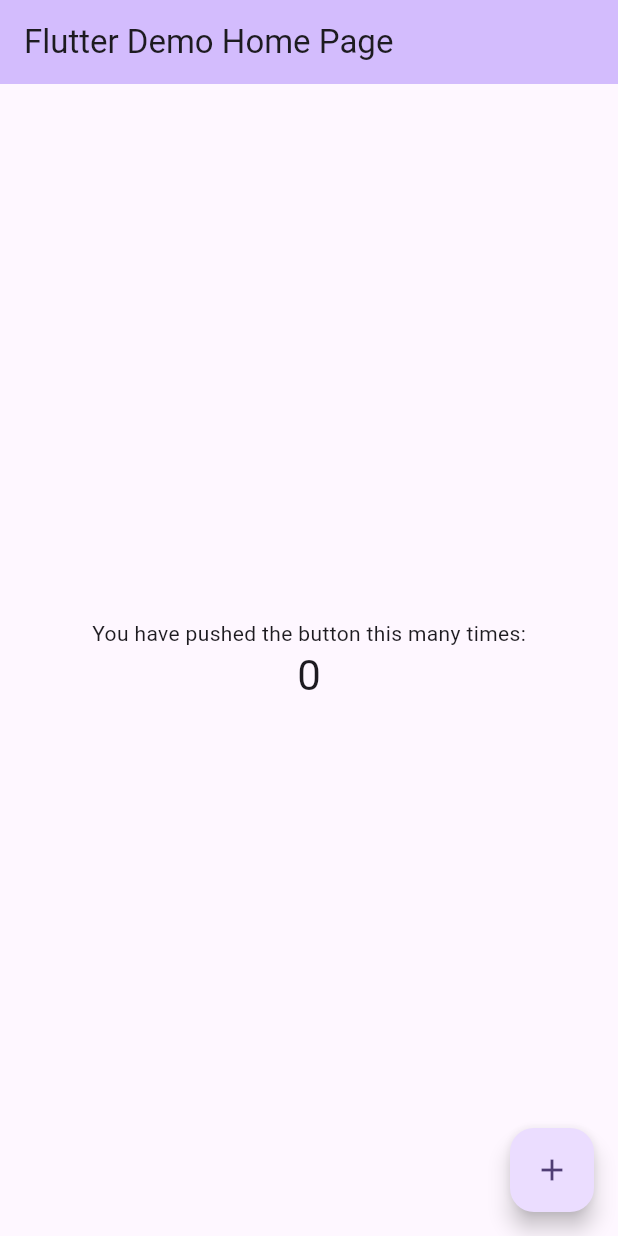
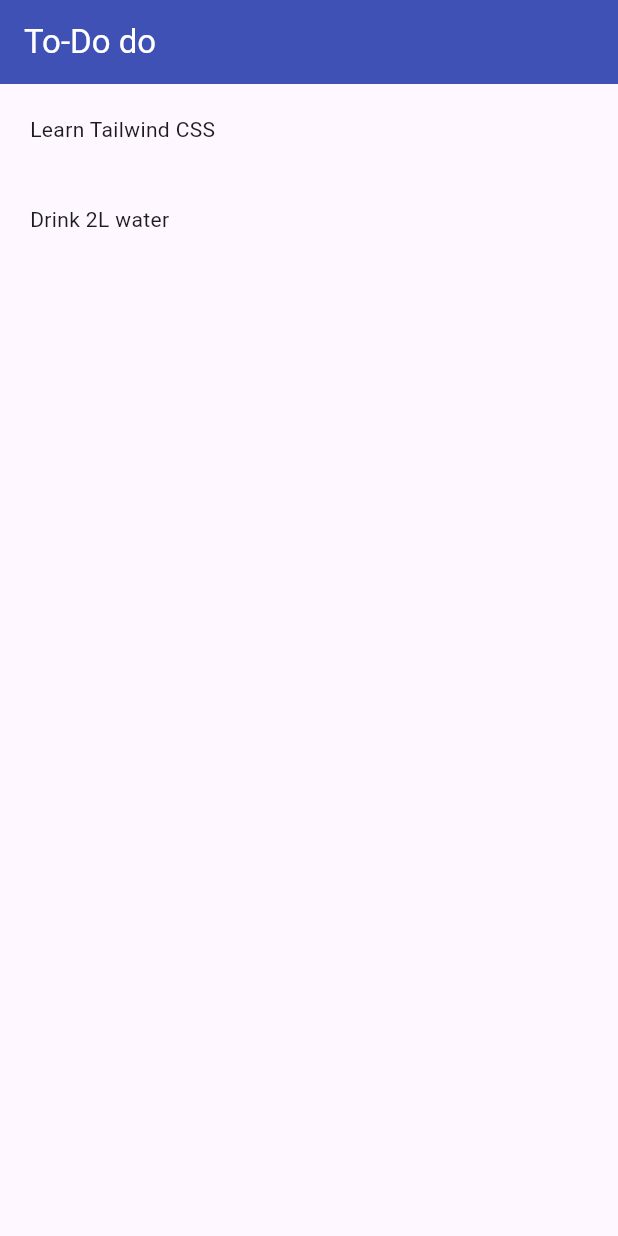
Before and after one commit to sezenteen/To-Do-App-mobile-version-, a Flutter app: the screen it shows after launch, on a phone screen of 412 x 824 dp. Run offline on Flutter 3.47's test engine with Material 3 defaults, Android fonts, the phone set to English and light mode, and no system bars.

Commit message:
added mechanic

```diff
--- /dev/null
+++ b/lib/home_page.dart
@@ -0,0 +1,31 @@
+import 'package:flutter/material.dart';
+
+class HomePage extends StatelessWidget {
+  HomePage({super.key});
+
+  List toDoList = [
+    ["Learn Tailwind CSS", false],
+    ["Drink 2L water", false],
+  ];
+
+  @override
+  Widget build(BuildContext context) {
+    return Scaffold(
+      appBar: AppBar(
+        title: Text("To-Do do"),
+        backgroundColor: Colors.indigo,
+        foregroundColor: Colors.white,
+      ),
+      body: ListView.builder(
+          itemCount: toDoList.length,
+          itemBuilder: (BuildContext context, index) {
+            return Padding(
+              padding: const EdgeInsets.all(20),
+              child: Text(
+                toDoList[index][0],
+              ),
+            );
+          }),
+    );
+  }
+}
--- a/lib/main.dart
+++ b/lib/main.dart
@@ -1,4 +1,5 @@
 import 'package:flutter/material.dart';
+import 'home_page.dart';
 
 void main() {
   runApp(const MyApp());
@@ -7,119 +8,10 @@ void main() {
 class MyApp extends StatelessWidget {
   const MyApp({super.key});
 
-  // This widget is the root of your application.
   @override
   Widget build(BuildContext context) {
     return MaterialApp(
-      title: 'Flutter Demo',
-      theme: ThemeData(
-        // This is the theme of your application.
-        //
-        // TRY THIS: Try running your application with "flutter run". You'll see
-        // the application has a purple toolbar. Then, without quitting the app,
-        // try changing the seedColor in the colorScheme below to Colors.green
-        // and then invoke "hot reload" (save your changes or press the "hot
-        // reload" button in a Flutter-supported IDE, or press "r" if you used
-        // the command line to start the app).
-        //
-        // Notice that the counter didn't reset back to zero; the application
-        // state is not lost during the reload. To reset the state, use hot
-        // restart instead.
-        //
-        // This works for code too, not just values: Most code changes can be
-        // tested with just a hot reload.
-        colorScheme: ColorScheme.fromSeed(seedColor: Colors.deepPurple),
-        useMaterial3: true,
-      ),
-      home: const MyHomePage(title: 'Flutter Demo Home Page'),
+      home: HomePage(),
     );
   }
 }
-
-class MyHomePage extends StatefulWidget {
-  const MyHomePage({super.key, required this.title});
-
-  // This widget is the home page of your application. It is stateful, meaning
-  // that it has a State object (defined below) that contains fields that affect
-  // how it looks.
-
-  // This class is the configuration for the state. It holds the values (in this
-  // case the title) provided by the parent (in this case the App widget) and
-  // used by the build method of the State. Fields in a Widget subclass are
-  // always marked "final".
-
-  final String title;
-
-  @override
-  State<MyHomePage> createState() => _MyHomePageState();
-}
-
-class _MyHomePageState extends State<MyHomePage> {
-  int _counter = 0;
-
-  void _incrementCounter() {
-    setState(() {
-      // This call to setState tells the Flutter framework that something has
-      // changed in this State, which causes it to rerun the build method below
-      // so that the display can reflect the updated values. If we changed
-      // _counter without calling setState(), then the build method would not be
-      // called again, and so nothing would appear to happen.
-      _counter++;
-    });
-  }
-
-  @override
-  Widget build(BuildContext context) {
-    // This method is rerun every time setState is called, for instance as done
-    // by the _incrementCounter method above.
-    //
-    // The Flutter framework has been optimized to make rerunning build methods
-    // fast, so that you can just rebuild anything that needs updating rather
-    // than having to individually change instances of widgets.
-    return Scaffold(
-      appBar: AppBar(
-        // TRY THIS: Try changing the color here to a specific color (to
-        // Colors.amber, perhaps?) and trigger a hot reload to see the AppBar
-        // change color while the other colors stay the same.
-        backgroundColor: Theme.of(context).colorScheme.inversePrimary,
-        // Here we take the value from the MyHomePage object that was created by
-        // the App.build method, and use it to set our appbar title.
-        title: Text(widget.title),
-      ),
-      body: Center(
-        // Center is a layout widget. It takes a single child and positions it
-        // in the middle of the parent.
-        child: Column(
-          // Column is also a layout widget. It takes a list of children and
-          // arranges them vertically. By default, it sizes itself to fit its
-          // children horizontally, and tries to be as tall as its parent.
-          //
-          // Column has various properties to control how it sizes itself and
-          // how it positions its children. Here we use mainAxisAlignment to
-          // center the children vertically; the main axis here is the vertical
-          // axis because Columns are vertical (the cross axis would be
-          // horizontal).
-          //
-          // TRY THIS: Invoke "debug painting" (choose the "Toggle Debug Paint"
-          // action in the IDE, or press "p" in the console), to see the
-          // wireframe for each widget.
-          mainAxisAlignment: MainAxisAlignment.center,
-          children: <Widget>[
-            const Text(
-              'You have pushed the button this many times:',
-            ),
-            Text(
-              '$_counter',
-              style: Theme.of(context).textTheme.headlineMedium,
-            ),
-          ],
-        ),
-      ),
-      floatingActionButton: FloatingActionButton(
-        onPressed: _incrementCounter,
-        tooltip: 'Increment',
-        child: const Icon(Icons.add),
-      ), // This trailing comma makes auto-formatting nicer for build methods.
-    );
-  }
-}
```
